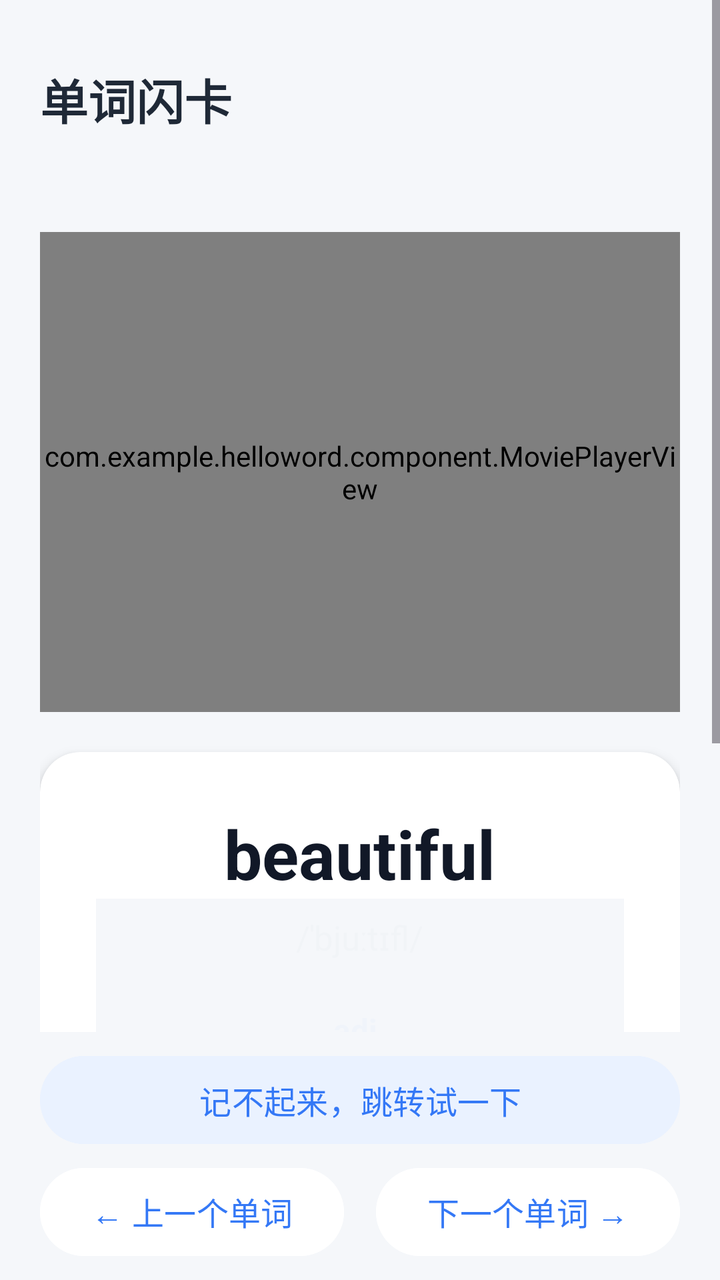
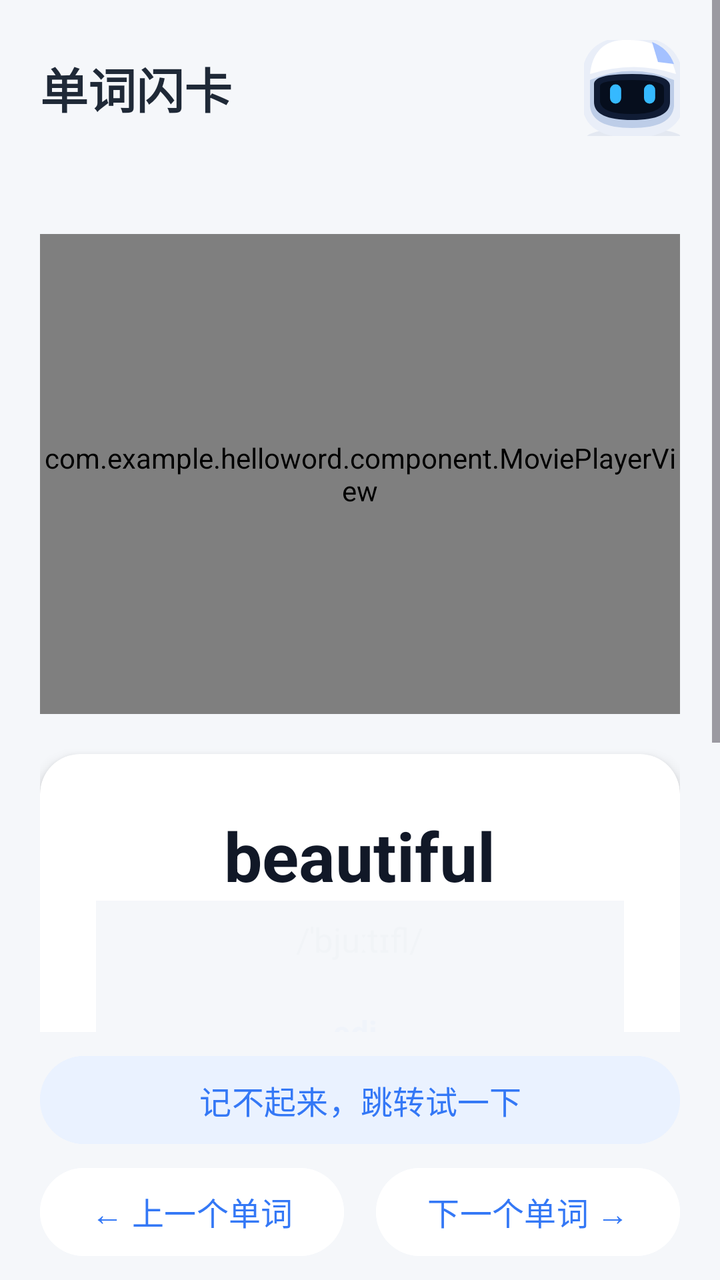

The first picture is an Android layout as it rendered before a commit; the second is the same layout after the commit. The layout source and the unified diff follow.
<!-- AndroidManifest.xml: application theme Theme.HelloWord -->
<!-- res/layout/word_flashcard.xml -->
<?xml version="1.0" encoding="utf-8"?>
<LinearLayout
    xmlns:android="http://schemas.android.com/apk/res/android"
    android:id="@+id/flashcardRoot"
    android:layout_width="match_parent"
    android:layout_height="match_parent"
    android:background="#F5F7FA"
    android:orientation="vertical">

    <ScrollView
        android:layout_width="match_parent"
        android:layout_height="0dp"
        android:layout_weight="1"
        android:fillViewport="true">

    <LinearLayout
        android:layout_width="match_parent"
        android:layout_height="wrap_content"
        android:orientation="vertical"
        android:padding="20dp">

        
        
        
        <TextView
            android:layout_width="wrap_content"
            android:layout_height="wrap_content"
            android:text="单词闪卡"
            android:textSize="24sp"
            android:textStyle="bold"
            android:textColor="#1F2937"
            android:layout_marginTop="12dp"
            android:layout_marginBottom="18dp" />


        
        <TextView
            android:id="@+id/tvFlashcardProgress"
            android:layout_width="match_parent"
            android:layout_height="wrap_content"
            android:layout_marginBottom="12dp"
            android:textColor="#6B7280"
            android:textSize="14sp" />

        
        


        
        
        
        <com.example.helloword.component.MoviePlayerView
            android:id="@+id/moviePlayer"
            android:layout_width="match_parent"
            android:layout_height="240dp" />

        <LinearLayout
            android:layout_width="match_parent"
            android:layout_height="wrap_content"
            android:layout_marginTop="20dp"
            android:background="@drawable/bg_word_card"
            android:elevation="4dp"
            android:clipToOutline="true"
            android:gravity="center_horizontal"
            android:orientation="vertical"
            android:padding="28dp">

                
                <TextView
                    android:id="@+id/tvWord"
                    android:layout_width="wrap_content"
                    android:layout_height="wrap_content"
                    android:text="beautiful"
                    android:textColor="#111827"
                    android:textSize="34sp"
                    android:textStyle="bold" />

            <FrameLayout
                android:id="@+id/wordCardRevealArea"
                android:minHeight="48dp"
                android:clickable="true"
                android:focusable="true"
                android:layout_width="match_parent"
                android:layout_height="wrap_content">

                <LinearLayout
                    android:id="@+id/wordCardContent"
                    android:layout_width="match_parent"
                    android:layout_height="wrap_content"
                    android:gravity="center_horizontal"
                    android:orientation="vertical">

                
                <TextView
                    android:id="@+id/tvPhonetic"
                    android:layout_width="wrap_content"
                    android:layout_height="wrap_content"
                    android:layout_marginTop="8dp"
                    android:text="/ˈbjuːtɪfl/"
                    android:textColor="#6B7280"
                    android:textSize="17sp" />

                
                <TextView
                    android:id="@+id/tvPos"
                    android:layout_width="wrap_content"
                    android:layout_height="wrap_content"
                    android:layout_marginTop="24dp"
                    android:text="adj."
                    android:textColor="#3478F6"
                    android:textSize="16sp"
                    android:textStyle="bold" />

                
                <TextView
                    android:id="@+id/tvMeaning"
                    android:layout_width="wrap_content"
                    android:layout_height="wrap_content"
                    android:layout_marginTop="8dp"
                    android:gravity="center"
                    android:text="美丽的；漂亮的；美好的"
                    android:textColor="#374151"
                    android:textSize="20sp" />

                
                    <View
                        android:id="@+id/sentenceDivider"
                        android:layout_width="match_parent"
                        android:layout_height="1dp"
                        android:layout_marginTop="28dp"
                        android:background="#E5E7EB" />

                    
                <TextView
                    android:id="@+id/tvSentence"
                    android:layout_width="match_parent"
                    android:layout_height="wrap_content"
                    android:layout_marginTop="22dp"
                    android:gravity="center"
                    android:text="It's a beautiful day."
                    android:textColor="#1F2937"
                    android:textSize="18sp" />

                <TextView
                    android:id="@+id/tvSentenceMeaning"
                    android:layout_width="match_parent"
                    android:layout_height="wrap_content"
                    android:layout_marginTop="8dp"
                    android:gravity="center"
                    android:text="今天真是美好的一天。"
                    android:textColor="#9CA3AF"
                    android:textSize="15sp" />

                </LinearLayout>


            
            <View
                android:id="@+id/wordCardMask"
                android:layout_width="match_parent"
                android:layout_height="match_parent"
                android:alpha="0.98"
                android:background="#F5F7FA"
                android:clickable="false"
                android:importantForAccessibility="no"
                android:visibility="visible" />

            </FrameLayout>

            <TextView
                android:id="@+id/tvSentenceStatus"
                android:layout_width="match_parent"
                android:layout_height="wrap_content"
                android:layout_marginTop="12dp"
                android:gravity="center"
                android:text="暂无例句，重新上传并处理视频后可查看"
                android:textColor="#6B7280"
                android:textSize="14sp"
                android:visibility="gone" />
        </LinearLayout>

    </LinearLayout>
    </ScrollView>

    
    <LinearLayout
        android:layout_width="match_parent"
        android:layout_height="wrap_content"
        android:orientation="vertical"
        android:background="#F5F7FA"
        android:paddingStart="20dp"
        android:paddingEnd="20dp"
        android:paddingTop="8dp"
        android:paddingBottom="8dp">

        <Button
            android:id="@+id/btnJumpToSentence"
            android:layout_width="match_parent"
            android:layout_height="wrap_content"
            android:minHeight="52dp"
            android:enabled="false"
            android:backgroundTint="#EAF2FF"
            android:text="记不起来，跳转试一下"
            android:textColor="#3478F6"
            android:textSize="16sp" />

        
        <LinearLayout
            android:layout_width="match_parent"
            android:layout_height="wrap_content"
            android:layout_marginTop="4dp"
            android:orientation="horizontal">

            <Button
                android:id="@+id/btnPrevious"
                android:layout_width="0dp"
                android:layout_height="wrap_content"
                android:minHeight="52dp"
                android:layout_weight="1"
                android:layout_marginEnd="8dp"
                android:enabled="false"
                android:backgroundTint="#FFFFFF"
                android:text="← 上一个单词"
                android:textColor="#3478F6"
                android:textSize="16sp" />

            <Button
                android:id="@+id/btnNext"
                android:layout_width="0dp"
                android:layout_height="wrap_content"
                android:minHeight="52dp"
                android:layout_weight="1"
                android:layout_marginStart="8dp"
                android:backgroundTint="#FFFFFF"
                android:text="下一个单词 →"
                android:textColor="#3478F6"
                android:textSize="16sp" />

        </LinearLayout>

    </LinearLayout>

</LinearLayout>
<!-- resources referenced by this layout -->
<resources>
  <!-- drawable bg_word_card (drawable) -->
  <?xml version="1.0" encoding="utf-8"?>
  <shape xmlns:android="http://schemas.android.com/apk/res/android">
  
      <solid android:color="#FFFFFF" />
  
      <corners android:radius="20dp" />
  
      <padding
          android:left="4dp"
          android:top="4dp"
          android:right="4dp"
          android:bottom="4dp" />
  
  </shape>
  <style name="Theme.HelloWord" parent="Base.Theme.HelloWord" />
  <style name="Base.Theme.HelloWord" parent="Theme.Material3.DayNight.NoActionBar">
          
          
      </style>
</resources>

<!-- the commit's change to res/layout/word_flashcard.xml (unified diff, before → after) -->
@@ -22,15 +22,31 @@
         
         
         
-        <TextView
-            android:layout_width="wrap_content"
-            android:layout_height="wrap_content"
-            android:text="单词闪卡"
-            android:textSize="24sp"
-            android:textStyle="bold"
-            android:textColor="#1F2937"
-            android:layout_marginTop="12dp"
-            android:layout_marginBottom="18dp" />
+        <LinearLayout
+            android:layout_width="match_parent"
+            android:layout_height="wrap_content"
+            android:gravity="center_vertical"
+            android:orientation="horizontal"
+            android:layout_marginBottom="18dp">
+
+            <TextView
+                android:layout_width="0dp"
+                android:layout_height="wrap_content"
+                android:layout_weight="1"
+                android:text="单词闪卡"
+                android:textSize="24sp"
+                android:textStyle="bold"
+                android:textColor="#1F2937" />
+
+            <androidx.appcompat.widget.AppCompatImageButton
+                android:id="@+id/flashcardAi"
+                android:layout_width="48dp"
+                android:layout_height="48dp"
+                android:padding="0dp"
+                android:src="@drawable/vh_robot"
+                android:background="?attr/selectableItemBackgroundBorderless"
+                android:contentDescription="打开 AI 学习助手" />
+        </LinearLayout>
 
 
         
<!-- resource entries referenced after the edit -->
@@ -15,6 +15,20 @@
           android:bottom="4dp" />
   
   </shape>
+  <!-- drawable vh_robot (drawable) -->
+  <?xml version="1.0" encoding="utf-8"?>
+  <vector xmlns:android="http://schemas.android.com/apk/res/android" android:width="72dp" android:height="72dp" android:viewportWidth="72" android:viewportHeight="72">
+      <path android:fillColor="#E3E8F1" android:pathData="M13,61a24,5 0,1 0,48 0a24,5 0,1 0,-48 0" />
+      <path android:fillColor="#D7E2F4" android:pathData="M11,29Q3,29 3,40Q3,51 12,51ZM61,29Q69,29 69,40Q69,51 60,51Z" />
+      <path android:fillColor="#82A9FF" android:pathData="M9,33H12V46H9ZM60,33H63V46H60Z" />
+      <path android:fillColor="#E9EEF8" android:pathData="M11,33Q10,11 35,10Q62,10 62,35V43Q61,60 37,61Q12,61 11,44Z" />
+      <path android:fillColor="#FFFFFF" android:pathData="M15,29Q17,11 35,12Q54,12 58,29Q37,22 15,29Z" />
+      <path android:fillColor="#A4C1FF" android:pathData="M46,13Q54,16 57,24L49,23Z" />
+      <path android:fillColor="#BDCDE8" android:pathData="M15,32Q36,23 57,32V45Q56,56 36,56Q16,56 15,45Z" />
+      <path android:fillColor="#101C35" android:pathData="M17,34Q17,29 36,29Q55,29 55,35V43Q55,52 36,52Q17,52 17,43Z" />
+      <path android:fillColor="#060E1D" android:pathData="M20,35Q20,32 36,32Q52,32 52,36V43Q50,49 36,49Q21,49 20,43Z" />
+      <path android:fillColor="#35B9FF" android:pathData="M25,37a2.8,2.8 0,0 1,5.6 0v4a2.8,2.8 0,0 1,-5.6 0ZM42,37a2.8,2.8 0,0 1,5.6 0v4a2.8,2.8 0,0 1,-5.6 0Z" />
+  </vector>
   <style name="Theme.HelloWord" parent="Base.Theme.HelloWord" />
   <style name="Base.Theme.HelloWord" parent="Theme.Material3.DayNight.NoActionBar">
           
